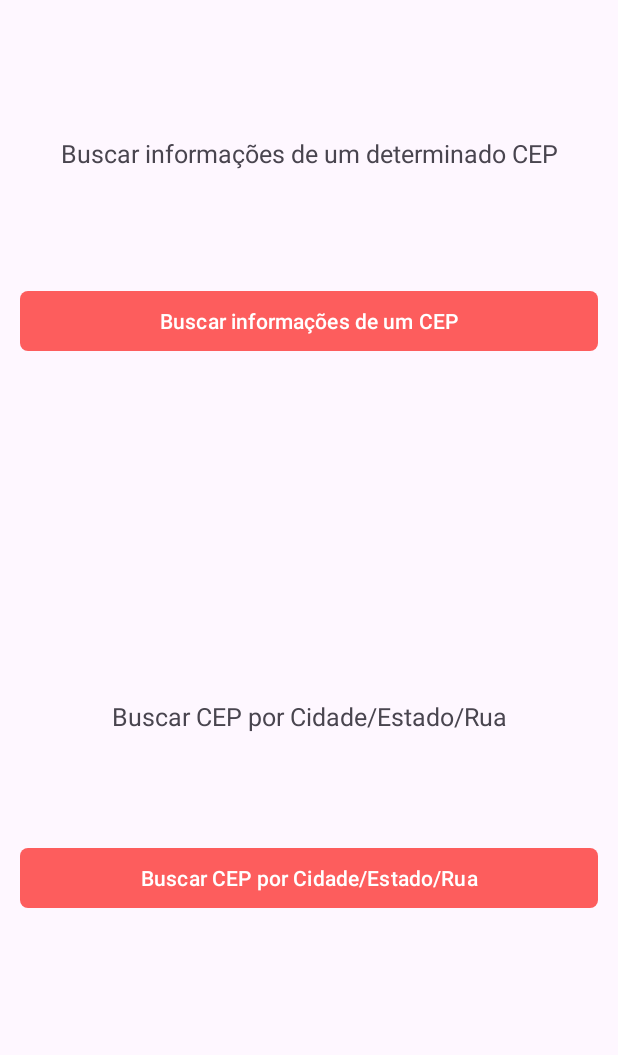
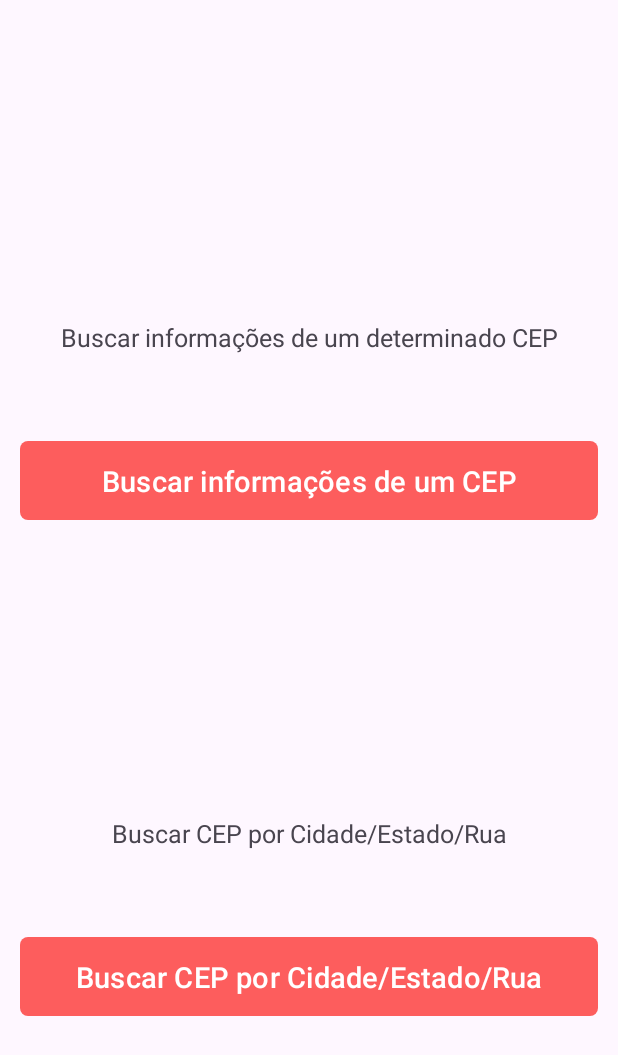
Before and after one commit to N0stalgiaUltra/AcheseuCEP, an Android app: the screen it shows after launch (MainActivity), on a phone screen of 412 x 824 dp. Shown: the top 1055 px of the screen. Run offline under Robolectric (Android 15) with nearby library versions, the phone set to English and light mode, and no system bars; our stand-ins replace sdp/ssp sizes; libraries missing offline, so code that uses them is left out: com.jakewharton.retrofit2; 7 statements that could not run were skipped.

Commit message:
Added some design adjust to the screens

```diff
--- a/app/src/main/res/layout/activity_busca_avancada_cep.xml
+++ b/app/src/main/res/layout/activity_busca_avancada_cep.xml
@@ -76,6 +76,8 @@
         android:layout_marginTop="192dp"
 
         android:text="Buscar informações"
+        android:textSize="@dimen/_15sdp"
+        android:padding="@dimen/_10sdp"
         app:cornerRadius="5dp"
         app:layout_constraintBottom_toBottomOf="parent"
         app:layout_constraintEnd_toEndOf="parent"
--- a/app/src/main/res/layout/activity_busca_por_cepactivity.xml
+++ b/app/src/main/res/layout/activity_busca_por_cepactivity.xml
@@ -4,7 +4,8 @@
     xmlns:tools="http://schemas.android.com/tools"
     android:layout_width="match_parent"
     android:layout_height="match_parent"
-    tools:context="com.n0stalgiaultra.view.activities.BuscaPorCEPActivity">
+    tools:context="com.n0stalgiaultra.view.activities.BuscaPorCEPActivity"
+    >
 
     <TextView
         android:id="@+id/tv_digiteCep"
@@ -15,7 +16,7 @@
         app:layout_constraintEnd_toEndOf="parent"
         app:layout_constraintStart_toStartOf="parent"
         app:layout_constraintTop_toTopOf="parent"
-        app:layout_constraintVertical_bias=".2" />
+        app:layout_constraintVertical_bias=".35" />
 
     <EditText
         android:id="@+id/ed_digiteCep"
@@ -41,13 +42,14 @@
         android:layout_height="wrap_content"
         app:cornerRadius = "5dp"
         android:text="Buscar informações"
-
+        android:textSize="@dimen/_15sdp"
+        android:padding="@dimen/_10sdp"
         android:layout_margin="@dimen/_10sdp"
         app:layout_constraintBottom_toBottomOf="parent"
         app:layout_constraintEnd_toEndOf="parent"
         app:layout_constraintHorizontal_bias="0.0"
         app:layout_constraintStart_toStartOf="parent"
         app:layout_constraintTop_toBottomOf="@+id/ed_digiteCep"
-        app:layout_constraintVertical_bias="0.1" />
+        app:layout_constraintVertical_bias="0.15" />
 
 </androidx.constraintlayout.widget.ConstraintLayout>
--- a/app/src/main/res/layout/activity_main.xml
+++ b/app/src/main/res/layout/activity_main.xml
@@ -5,6 +5,17 @@
     android:layout_width="match_parent"
     android:layout_height="match_parent"
     tools:context="com.n0stalgiaultra.view.activities.MainActivity">
+
+    <androidx.constraintlayout.widget.ConstraintLayout
+        android:layout_width="0dp"
+        android:layout_height="0dp"
+        app:layout_constraintBottom_toBottomOf="parent"
+        app:layout_constraintEnd_toEndOf="parent"
+        app:layout_constraintStart_toStartOf="parent"
+        app:layout_constraintTop_toTopOf="parent"
+        app:layout_constraintHeight_percent=".33"
+        app:layout_constraintVertical_bias="0.2"
+        >
 
             <TextView
                 android:id="@+id/textView2"
@@ -19,7 +30,7 @@
                 app:layout_constraintEnd_toEndOf="parent"
                 app:layout_constraintStart_toStartOf="parent"
                 app:layout_constraintTop_toTopOf="parent"
-        app:layout_constraintVertical_bias=".1" />
+                app:layout_constraintVertical_bias=".4" />
 
         <Button
             android:id="@+id/btn_buscapadraocep"
@@ -27,13 +38,27 @@
             android:layout_height="wrap_content"
             android:layout_margin="@dimen/_10sdp"
             android:text="Buscar informações de um CEP"
-
+            android:textSize="@dimen/_15sdp"
+            android:padding="@dimen/_10sdp"
             app:cornerRadius="5dp"
             app:layout_constraintBottom_toBottomOf="parent"
             app:layout_constraintEnd_toEndOf="parent"
             app:layout_constraintStart_toStartOf="parent"
-        app:layout_constraintTop_toBottomOf="@+id/textView2"
-        app:layout_constraintVertical_bias="0.1" />
+            app:layout_constraintTop_toTopOf="parent"
+            app:layout_constraintVertical_bias="0.9" />
+
+    </androidx.constraintlayout.widget.ConstraintLayout>
+
+    <androidx.constraintlayout.widget.ConstraintLayout
+        android:layout_width="0dp"
+        android:layout_height="0dp"
+        app:layout_constraintBottom_toBottomOf="parent"
+        app:layout_constraintEnd_toEndOf="parent"
+        app:layout_constraintStart_toStartOf="parent"
+        app:layout_constraintTop_toTopOf="parent"
+        app:layout_constraintHeight_percent=".33"
+        app:layout_constraintVertical_bias="0.8"
+        >
 
         <TextView
             android:id="@+id/textView3"
@@ -47,7 +72,7 @@
             app:layout_constraintBottom_toBottomOf="parent"
             app:layout_constraintEnd_toEndOf="parent"
             app:layout_constraintStart_toStartOf="parent"
-        app:layout_constraintTop_toBottomOf="@+id/btn_buscapadraocep"
+            app:layout_constraintTop_toTopOf="parent"
             app:layout_constraintVertical_bias=".4" />
 
         <Button
@@ -56,11 +81,16 @@
             android:layout_height="wrap_content"
             android:layout_margin="@dimen/_10sdp"
             android:text="Buscar CEP por Cidade/Estado/Rua"
+            android:textSize="@dimen/_15sdp"
+            android:padding="@dimen/_10sdp"
 
             app:cornerRadius="5dp"
             app:layout_constraintBottom_toBottomOf="parent"
             app:layout_constraintEnd_toEndOf="parent"
             app:layout_constraintStart_toStartOf="parent"
-        app:layout_constraintTop_toBottomOf="@+id/textView3"
-        app:layout_constraintVertical_bias="0.227" />
+            app:layout_constraintTop_toTopOf="parent"
+            app:layout_constraintVertical_bias="0.9" />
+
     </androidx.constraintlayout.widget.ConstraintLayout>
+
+</androidx.constraintlayout.widget.ConstraintLayout>
```
Lines whose indentation alone changed are shown as unchanged.
